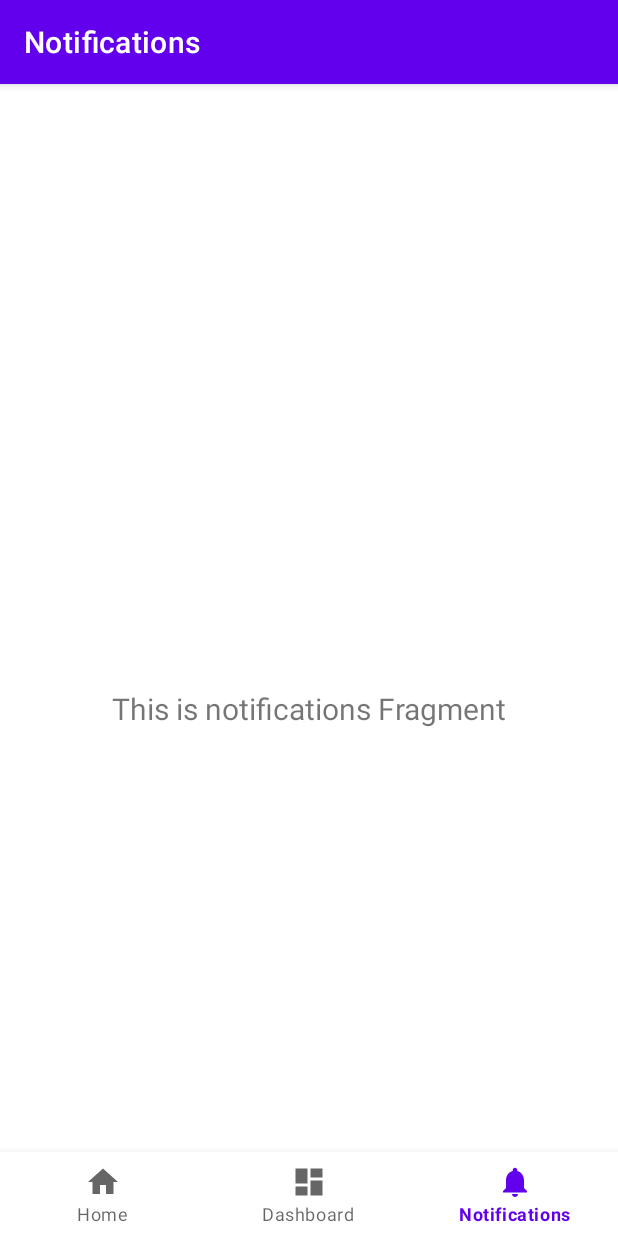
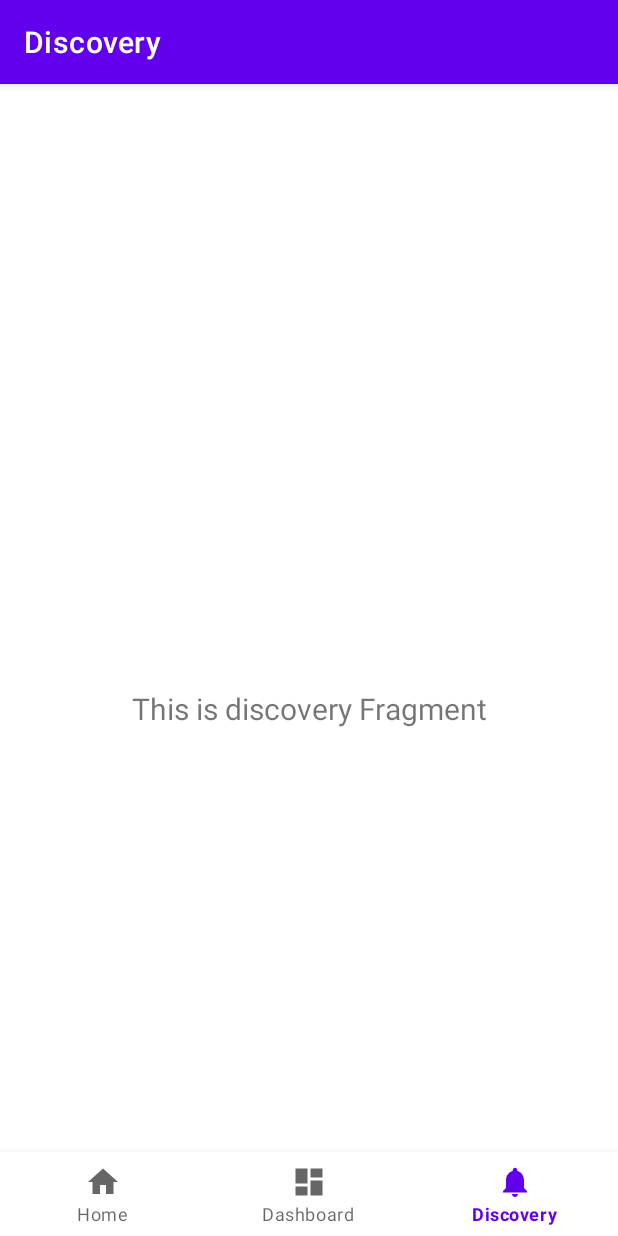
Before and after one commit to rosa-mini-course/rosa-mini-course-android, an Android app: the DiscoveryFragment screen opened through its navigation route, on a phone screen of 412 x 824 dp. Run offline under Robolectric (Android 15) with nearby library versions, the phone set to English and light mode, and no system bars; our stand-ins replace navigation-ui.

Commit message:
refactor: rename 'notification' to 'discovery'

```diff
--- a/app/src/main/java/com/winnerwinter/myapplication/MainActivity.kt
+++ b/app/src/main/java/com/winnerwinter/myapplication/MainActivity.kt
@@ -19,7 +19,7 @@ class MainActivity : AppCompatActivity() {
         // Passing each menu ID as a set of Ids because each
         // menu should be considered as top level destinations.
         val appBarConfiguration = AppBarConfiguration(setOf(
-                R.id.navigation_home, R.id.navigation_dashboard, R.id.navigation_notifications))
+                R.id.navigation_home, R.id.navigation_dashboard, R.id.navigation_discovery))
         setupActionBarWithNavController(navController, appBarConfiguration)
         navView.setupWithNavController(navController)
     }
--- a/app/src/main/java/com/winnerwinter/myapplication/ui/notifications/NotificationsFragment.kt
+++ b/app/src/main/java/com/winnerwinter/myapplication/ui/discovery/DiscoveryFragment.kt
@@ -1,4 +1,4 @@
-package com.winnerwinter.myapplication.ui.notifications
+package com.winnerwinter.myapplication.ui.discovery
 
 import android.os.Bundle
 import android.view.LayoutInflater
@@ -10,20 +10,20 @@ import androidx.lifecycle.Observer
 import androidx.lifecycle.ViewModelProvider
 import com.winnerwinter.myapplication.R
 
-class NotificationsFragment : Fragment() {
+class DiscoveryFragment : Fragment() {
 
-    private lateinit var notificationsViewModel: NotificationsViewModel
+    private lateinit var discoveryViewModel: DiscoveryViewModel
 
     override fun onCreateView(
             inflater: LayoutInflater,
             container: ViewGroup?,
             savedInstanceState: Bundle?
     ): View? {
-        notificationsViewModel =
-                ViewModelProvider(this).get(NotificationsViewModel::class.java)
-        val root = inflater.inflate(R.layout.fragment_notifications, container, false)
-        val textView: TextView = root.findViewById(R.id.text_notifications)
-        notificationsViewModel.text.observe(viewLifecycleOwner, Observer {
+        discoveryViewModel =
+                ViewModelProvider(this).get(DiscoveryViewModel::class.java)
+        val root = inflater.inflate(R.layout.fragment_discovery, container, false)
+        val textView: TextView = root.findViewById(R.id.text_discovery)
+        discoveryViewModel.text.observe(viewLifecycleOwner, Observer {
             textView.text = it
         })
         return root
--- a/app/src/main/java/com/winnerwinter/myapplication/ui/notifications/NotificationsViewModel.kt
+++ b/app/src/main/java/com/winnerwinter/myapplication/ui/discovery/DiscoveryViewModel.kt
@@ -1,13 +1,13 @@
-package com.winnerwinter.myapplication.ui.notifications
+package com.winnerwinter.myapplication.ui.discovery
 
 import androidx.lifecycle.LiveData
 import androidx.lifecycle.MutableLiveData
 import androidx.lifecycle.ViewModel
 
-class NotificationsViewModel : ViewModel() {
+class DiscoveryViewModel : ViewModel() {
 
     private val _text = MutableLiveData<String>().apply {
-        value = "This is notifications Fragment"
+        value = "This is discovery Fragment"
     }
     val text: LiveData<String> = _text
 }
--- a/app/src/main/res/layout/fragment_notifications.xml
+++ b/app/src/main/res/layout/fragment_discovery.xml
@@ -4,10 +4,10 @@
     xmlns:tools="http://schemas.android.com/tools"
     android:layout_width="match_parent"
     android:layout_height="match_parent"
-    tools:context=".ui.notifications.NotificationsFragment">
+    tools:context=".ui.discovery.DiscoveryFragment">
 
     <TextView
-        android:id="@+id/text_notifications"
+        android:id="@+id/text_discovery"
         android:layout_width="match_parent"
         android:layout_height="wrap_content"
         android:layout_marginStart="8dp"
--- a/app/src/main/res/menu/bottom_nav_menu.xml
+++ b/app/src/main/res/menu/bottom_nav_menu.xml
@@ -12,8 +12,8 @@
         android:title="@string/title_dashboard" />
 
     <item
-        android:id="@+id/navigation_notifications"
+        android:id="@+id/navigation_discovery"
         android:icon="@drawable/ic_notifications_black_24dp"
-        android:title="@string/title_notifications" />
+        android:title="@string/title_discovery" />
 
 </menu>
--- a/app/src/main/res/navigation/mobile_navigation.xml
+++ b/app/src/main/res/navigation/mobile_navigation.xml
@@ -18,8 +18,8 @@
         tools:layout="@layout/fragment_dashboard" />
 
     <fragment
-        android:id="@+id/navigation_notifications"
-        android:name="com.winnerwinter.myapplication.ui.notifications.NotificationsFragment"
-        android:label="@string/title_notifications"
-        tools:layout="@layout/fragment_notifications" />
+        android:id="@+id/navigation_discovery"
+        android:name="com.winnerwinter.myapplication.ui.discovery.DiscoveryFragment"
+        android:label="@string/title_discovery"
+        tools:layout="@layout/fragment_discovery" />
 </navigation>
--- a/app/src/main/res/values/strings.xml
+++ b/app/src/main/res/values/strings.xml
@@ -2,7 +2,7 @@
     <string name="app_name">rosa-mini-course</string>
     <string name="title_home">Home</string>
     <string name="title_dashboard">Dashboard</string>
-    <string name="title_notifications">Notifications</string>
+    <string name="title_discovery">Discovery</string>
     <string name="title_activity_login">LoginActivity</string>
     <string name="prompt_email">Email</string>
     <string name="prompt_password">Password</string>
```
